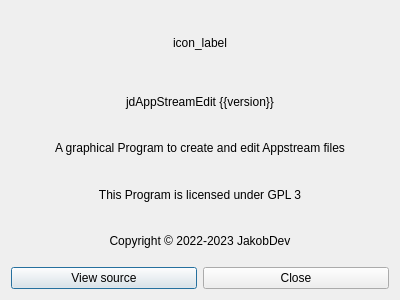
JakobDev/jdAppStreamEdit, file jdAppStreamEdit/ui/AboutWindow.ui: the form before one commit.
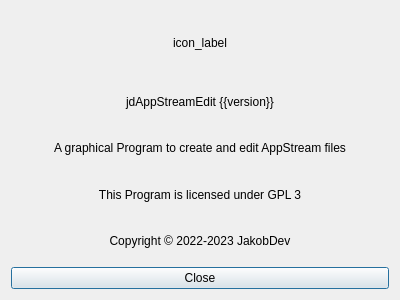
The form after the commit.

Commit message: Add more Links to About menu

```diff
--- a/jdAppStreamEdit/ui/AboutWindow.ui
+++ b/jdAppStreamEdit/ui/AboutWindow.ui
@@ -49,7 +49,7 @@
    <item>
     <widget class="QLabel" name="label">
      <property name="text">
-      <string>A graphical Program to create and edit Appstream files</string>
+      <string>A graphical Program to create and edit AppStream files</string>
      </property>
      <property name="alignment">
       <set>Qt::AlignCenter</set>
@@ -77,22 +77,11 @@
     </widget>
    </item>
    <item>
-    <layout class="QHBoxLayout" name="horizontalLayout">
-     <item>
-      <widget class="QPushButton" name="view_source_button">
-       <property name="text">
-        <string>View source</string>
-       </property>
-      </widget>
-     </item>
-     <item>
       <widget class="QPushButton" name="close_button">
        <property name="text">
         <string>Close</string>
        </property>
       </widget>
-     </item>
-    </layout>
    </item>
   </layout>
  </widget>
```
Lines whose indentation alone changed are shown as unchanged. The commit also changes 10 other files.
